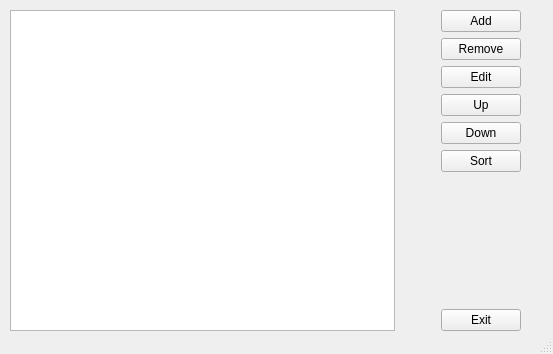
Qt form UI/Tablo/ListView_demo.ui (KaanKizildag/PythonEgitim) before a commit.
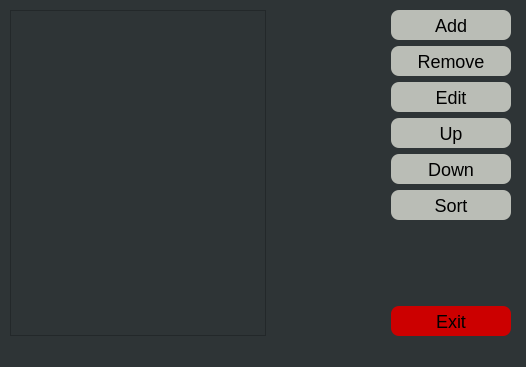
The same form after that commit.

```diff
--- a/UI/Tablo/ListView_demo.ui
+++ b/UI/Tablo/ListView_demo.ui
@@ -6,21 +6,73 @@
    <rect>
     <x>0</x>
     <y>0</y>
-    <width>553</width>
-    <height>354</height>
+    <width>526</width>
+    <height>367</height>
    </rect>
   </property>
   <property name="windowTitle">
    <string>MainWindow</string>
   </property>
+  <property name="styleSheet">
+   <string notr="true">*{
+	background-color: rgb(46, 52, 54);
+}
+QListWidget{
+	color : rgb(255,255,255);
+	font-size : 18px;
+}
+QListWidget::item:selected{
+    background: rgb(239, 41, 41);
+	color : black;
+}
+QPushButton{
+	background-color: rgb(186, 189, 182);
+	width : 120px;
+	height: 30px;
+	border-radius : 8px; 
+	font-size : 18px;
+}
+QPushButton#btnExit{
+	background-color: rgb(204, 0, 0);
+	width : 120px;
+	height: 30px;
+	border-radius : 8px; 
+	font-size : 18px;
+}
+QPushButton:hover:!pressed{
+  border: 2px solid rgb(46, 52, 54);
+	color :rgb(255, 255, 255);
+	background-color: rgb(0, 0, 0);
+}
+QLabel{
+	font-size : 18px;
+	color : white;
+}
+QLineEdit{
+	font-size : 18px;
+	color : white;
+}</string>
+  </property>
   <widget class="QWidget" name="centralwidget">
+   <property name="minimumSize">
+    <size>
+     <width>526</width>
+     <height>0</height>
+    </size>
+   </property>
+   <property name="maximumSize">
+    <size>
+     <width>526</width>
+     <height>16777215</height>
+    </size>
+   </property>
    <widget class="QWidget" name="horizontalLayoutWidget">
     <property name="geometry">
      <rect>
       <x>10</x>
       <y>10</y>
-      <width>511</width>
-      <height>321</height>
+      <width>501</width>
+      <height>326</height>
      </rect>
     </property>
     <layout class="QHBoxLayout" name="horizontalLayout">
@@ -32,9 +84,6 @@
        <property name="orientation">
         <enum>Qt::Horizontal</enum>
        </property>
-       <property name="sizeType">
-        <enum>QSizePolicy::Preferred</enum>
-       </property>
        <property name="sizeHint" stdset="0">
         <size>
          <width>40</width>
@@ -115,7 +164,6 @@
     </layout>
    </widget>
   </widget>
-  <widget class="QStatusBar" name="statusbar"/>
  </widget>
  <resources/>
  <connections/>
```
